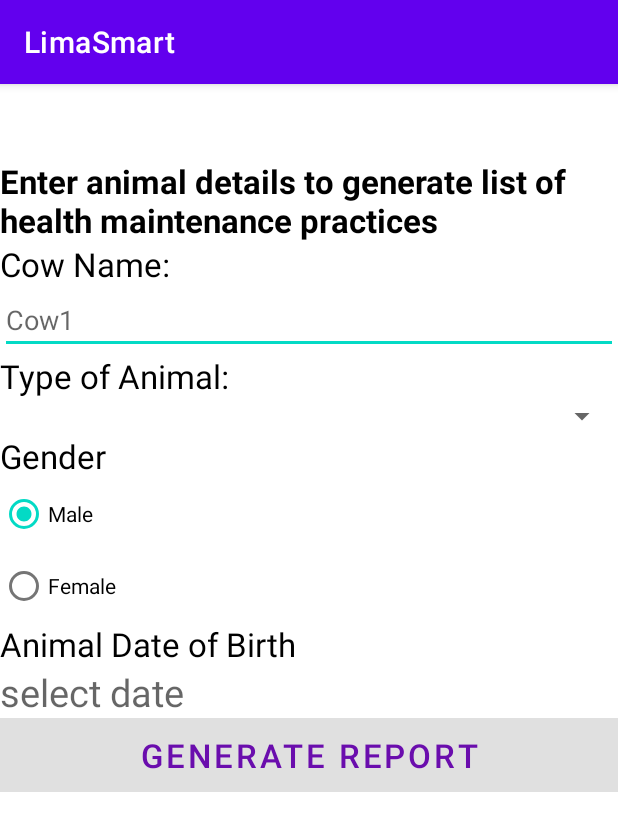
After one commit to JuliusElvis/lima_smart_authentication, an Android app: the calendarActivity screen opened directly, with no data from a screen before it, on a phone screen of 412 x 824 dp. The commit adds this screen. Shown: the top 831 px of the screen. Run offline under Robolectric (Android 15) with nearby library versions, the phone set to English and light mode, and no system bars.

Commit message:
second commit

```diff
--- a/app/build.gradle
+++ b/app/build.gradle
@@ -39,6 +39,7 @@ dependencies {
     implementation 'com.github.VishnuSivadasVS:Advanced-HttpURLConnection:1.2'
     implementation 'com.squareup.retrofit2:retrofit:2.9.0'
     implementation 'com.squareup.retrofit2:converter-gson:2.9.0'
+
 }
 
 android{
--- a/app/src/main/java/com/example/limasmart/MainActivity.java
+++ b/app/src/main/java/com/example/limasmart/MainActivity.java
@@ -77,7 +77,7 @@ public class MainActivity extends AppCompatActivity {
         reg_activity.setOnClickListener(new View.OnClickListener() {
             @Override
             public void onClick(View view) {
-                openRegActivity();
+                openHomeActivity();
             }
         });
     }
--- /dev/null
+++ b/app/src/main/java/com/example/limasmart/calendarActivity.java
@@ -0,0 +1,14 @@
+package com.example.limasmart;
+
+import androidx.appcompat.app.AppCompatActivity;
+
+import android.os.Bundle;
+
+public class calendarActivity extends AppCompatActivity {
+
+    @Override
+    protected void onCreate(Bundle savedInstanceState) {
+        super.onCreate(savedInstanceState);
+        setContentView(R.layout.activity_calendar);
+    }
+}
--- /dev/null
+++ b/app/src/main/res/layout/activity_calendar.xml
@@ -0,0 +1,93 @@
+<?xml version="1.0" encoding="utf-8"?>
+<LinearLayout xmlns:android="http://schemas.android.com/apk/res/android"
+    xmlns:app="http://schemas.android.com/apk/res-auto"
+    xmlns:tools="http://schemas.android.com/tools"
+    android:layout_width="match_parent"
+    android:layout_height="match_parent"
+    android:orientation="vertical"
+    tools:context=".calendarActivity">
+
+    <TextView
+        android:layout_width="match_parent"
+        android:layout_height="wrap_content"
+        android:layout_marginTop="50dp"
+        android:text="@string/heading"
+        android:textSize="22sp"
+        android:textStyle="bold"
+        android:textColor="@color/black"/>
+
+    <LinearLayout
+        android:layout_width="match_parent"
+        android:layout_height="wrap_content"
+        android:orientation="vertical">
+
+        <TextView
+            android:layout_width="match_parent"
+            android:layout_height="wrap_content"
+            android:text="@string/cowName"
+            android:textSize="22sp"
+            android:textColor="@color/black"/>
+        <EditText
+            android:layout_width="match_parent"
+            android:layout_height="wrap_content"
+            android:id="@+id/cowname"
+            android:hint="@string/cowNameHint"/>
+        <TextView
+            android:layout_width="match_parent"
+            android:layout_height="wrap_content"
+            android:text="@string/typeOfAnimal"
+            android:textSize="22sp"
+            android:textColor="@color/black"/>
+        <Spinner
+            android:id="@+id/spinner"
+            android:layout_width="match_parent"
+            android:layout_height="wrap_content" />
+        <TextView
+            android:layout_width="match_parent"
+            android:layout_height="wrap_content"
+            android:text="Gender"
+            android:textSize="22sp"
+            android:textColor="@color/black"/>
+        <RadioGroup
+            android:layout_width="wrap_content"
+            android:layout_height="wrap_content"
+            android:id="@+id/radioGroup">
+            <RadioButton
+                android:layout_width="wrap_content"
+                android:layout_height="wrap_content"
+                android:id="@+id/maleBtn"
+                android:text="Male"
+                android:checked="true"/>
+            <RadioButton
+                android:layout_width="wrap_content"
+                android:layout_height="wrap_content"
+                android:id="@+id/femaleBtn"
+                android:text="Female"/>
+        </RadioGroup>
+
+        <TextView
+            android:layout_width="match_parent"
+            android:layout_height="wrap_content"
+            android:text="Animal Date of Birth"
+            android:textSize="22sp"
+            android:textColor="@color/black"/>
+        <TextView
+            android:layout_width="wrap_content"
+            android:layout_height="wrap_content"
+            android:hint="select date"
+            android:id="@+id/birthDate"
+            android:textSize="25sp"/>
+        <Button
+            android:layout_width="match_parent"
+            android:layout_height="wrap_content"
+            android:id="@+id/BtnReport"
+            android:text="Generate report"
+            android:textSize="22sp"
+            android:textColor="@color/purple"
+            android:enabled="false"
+            android:background="@color/green"/>
+
+
+    </LinearLayout>
+
+</LinearLayout>
--- /dev/null
+++ b/app/src/main/res/xml/searchable.xml
@@ -0,0 +1,6 @@
+<?xml version="1.0" encoding="utf-8"?>
+<searchable xmlns:android="http://schemas.android.com/apk/res/android"
+    android:label="@string/app_name"
+    android:hint="search">
+
+</searchable>
```
Also changed, not shown: app/src/main/AndroidManifest.xml (+13 -0 lines), app/src/main/java/com/example/limasmart/DocDisplayActivity.java (added, +102 -0 lines), app/src/main/java/com/example/limasmart/HomeActivity.java (+19 -0 lines), app/src/main/java/com/example/limasmart/model/registeredDocs.java (added, +26 -0 lines), app/src/main/java/com/example/limasmart/retfrofitUtil/APIClient.java (added, +30 -0 lines), app/src/main/java/com/example/limasmart/retfrofitUtil/Adapter.java (added, +61 -0 lines), app/src/main/java/com/example/limasmart/retfrofitUtil/ApiInterface.java (added, +15 -0 lines), app/src/main/res/layout/activity_doc_display.xml (added, +19 -0 lines), app/src/main/res/layout/item.xml (added, +36 -0 lines), app/src/main/res/menu/menu_main.xml (added, +12 -0 lines), app/src/main/res/drawable/ic_search.png (added).
